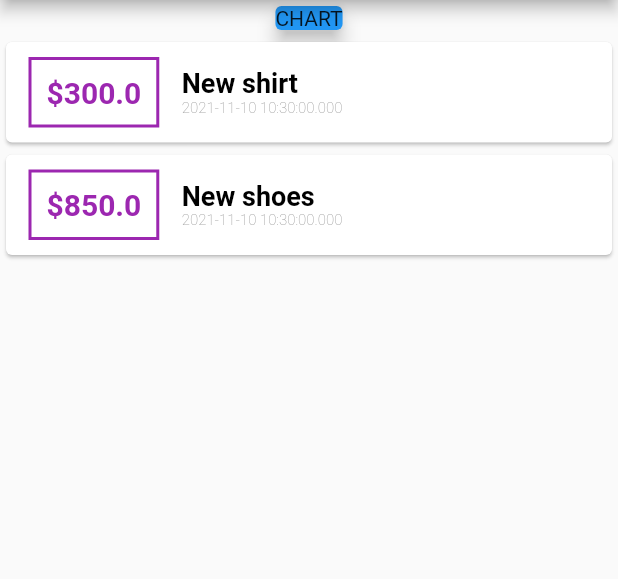
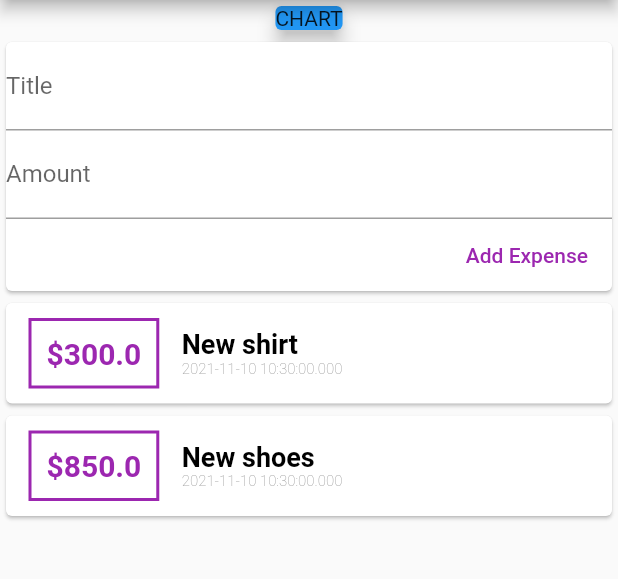
Before and after one commit to Dagi5/Xpenses, a Flutter app: the screen it shows after launch, on a phone screen of 412 x 824 dp, the part 84-663 px from its top. Run offline on Flutter 3.47's test engine with Material 2 defaults, Android fonts, the phone set to English and light mode, and no system bars.

Commit message:
added Expense Input
-added a card section to input data about expenses
-created 2 text fields & 1 button

```diff
--- a/lib/main.dart
+++ b/lib/main.dart
@@ -34,6 +34,9 @@ class MyHomePage extends StatelessWidget {
   ];
 //--------------------------##-expence list holder-##---------------------------
 
+  final titleController = TextEditingController();
+  final amountController = TextEditingController();
+
   @override
   Widget build(BuildContext context) {
     return Scaffold(
@@ -54,6 +57,39 @@ class MyHomePage extends StatelessWidget {
               ),
             ),
 //--------------------------##-expence chart-##---------------------------------
+
+//-----------------------------expence input------------------------------------
+            //this will accept new expenses from the user
+            Card(
+              child: Column(
+                crossAxisAlignment: CrossAxisAlignment.end,
+                children: <Widget>[
+                  TextField(
+                    decoration: InputDecoration(
+                      labelText: "Title",
+                    ),
+                    controller: titleController,
+                  ),
+                  TextField(
+                    decoration: InputDecoration(
+                      labelText: "Amount",
+                    ),
+                    controller: amountController,
+                  ),
+                  FlatButton(
+                    child: Text(
+                      "Add Expense",
+                    ),
+                    textColor: Colors.purple,
+                    onPressed: () {
+                      print(titleController.text);
+                      print(amountController.text);
+                    },
+                  ),
+                ],
+              ),
+            ),
+//--------------------------##-expence input-##---------------------------------
 
 //-----------------------------expence list-------------------------------------
             Column(
```
